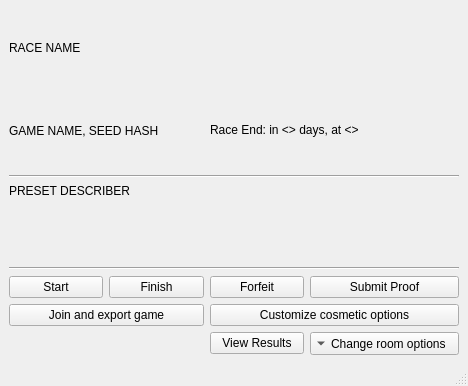
This is randovania/gui/ui_files/async_race_room_window.ui in randovania/randovania as Qt 5 draws it before an edit. The edited form follows.
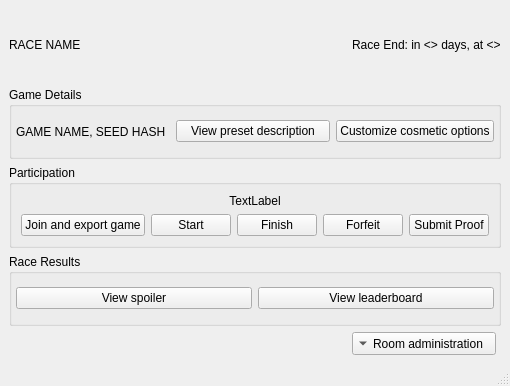
This is the edited form.

Commit message: Reorgnize the UI and race status

```diff
--- a/randovania/gui/ui_files/async_race_room_window.ui
+++ b/randovania/gui/ui_files/async_race_room_window.ui
@@ -15,129 +15,164 @@
   </property>
   <widget class="QWidget" name="centralwidget">
    <layout class="QGridLayout" name="gridLayout">
-    <item row="0" column="0" colspan="2">
-     <widget class="QLabel" name="name_label">
-      <property name="text">
-       <string>RACE NAME</string>
+    <item row="3" column="0" colspan="2">
+     <widget class="QGroupBox" name="game_details_group">
+      <property name="title">
+       <string>Game Details</string>
       </property>
-     </widget>
-    </item>
-    <item row="1" column="2" colspan="2">
-     <widget class="QLabel" name="start_end_date_label">
-      <property name="text">
-       <string>Race End: in &lt;&gt; days, at &lt;&gt;</string>
-      </property>
-     </widget>
-    </item>
-    <item row="2" column="0" colspan="4">
-     <widget class="Line" name="layout_description_line">
-      <property name="orientation">
-       <enum>Qt::Orientation::Horizontal</enum>
-      </property>
-     </widget>
-    </item>
-    <item row="6" column="0" colspan="2">
-     <widget class="QPushButton" name="join_and_export_button">
-      <property name="text">
-       <string>Join and export game</string>
-      </property>
-     </widget>
-    </item>
-    <item row="6" column="2" colspan="2">
-     <widget class="QPushButton" name="customize_cosmetic_button">
-      <property name="text">
-       <string>Customize cosmetic options</string>
-      </property>
-     </widget>
-    </item>
-    <item row="1" column="0" colspan="2">
+      <layout class="QHBoxLayout" name="game_details_layout">
+       <property name="leftMargin">
+        <number>4</number>
+       </property>
+       <property name="topMargin">
+        <number>4</number>
+       </property>
+       <property name="rightMargin">
+        <number>4</number>
+       </property>
+       <property name="bottomMargin">
+        <number>4</number>
+       </property>
+       <item>
      <widget class="QLabel" name="game_details_label">
       <property name="text">
        <string>GAME NAME, SEED HASH</string>
       </property>
      </widget>
     </item>
-    <item row="4" column="0" colspan="4">
-     <widget class="Line" name="line_2">
-      <property name="orientation">
-       <enum>Qt::Orientation::Horizontal</enum>
+       <item>
+        <widget class="QPushButton" name="view_preset_description_button">
+         <property name="text">
+          <string>View preset description</string>
       </property>
      </widget>
     </item>
-    <item row="3" column="0" colspan="2">
-     <widget class="QLabel" name="layout_description_left_label">
+       <item>
+        <widget class="QPushButton" name="customize_cosmetic_button">
       <property name="text">
-       <string>PRESET DESCRIBER</string>
-      </property>
-      <property name="alignment">
-       <set>Qt::AlignmentFlag::AlignLeading|Qt::AlignmentFlag::AlignLeft|Qt::AlignmentFlag::AlignTop</set>
-      </property>
-      <property name="wordWrap">
-       <bool>true</bool>
-      </property>
-     </widget>
-    </item>
-    <item row="3" column="2" colspan="2">
-     <widget class="QLabel" name="layout_description_right_label">
-      <property name="text">
-       <string/>
-      </property>
-      <property name="alignment">
-       <set>Qt::AlignmentFlag::AlignLeading|Qt::AlignmentFlag::AlignLeft|Qt::AlignmentFlag::AlignTop</set>
-      </property>
-      <property name="wordWrap">
-       <bool>true</bool>
-      </property>
+          <string>Customize cosmetic options</string>
+         </property>
+        </widget>
+       </item>
+      </layout>
      </widget>
     </item>
-    <item row="7" column="3">
-     <widget class="QToolButton" name="change_options_button">
+    <item row="4" column="0" colspan="2">
+     <widget class="QGroupBox" name="participation_group">
+      <property name="title">
+       <string>Participation</string>
+      </property>
+      <layout class="QGridLayout" name="gridLayout_2">
+       <item row="1" column="0">
+        <widget class="QPushButton" name="join_and_export_button">
       <property name="text">
-       <string>Change room options</string>
-      </property>
-      <property name="popupMode">
-       <enum>QToolButton::ToolButtonPopupMode::InstantPopup</enum>
-      </property>
-      <property name="toolButtonStyle">
-       <enum>Qt::ToolButtonStyle::ToolButtonTextBesideIcon</enum>
-      </property>
-      <property name="arrowType">
-       <enum>Qt::ArrowType::DownArrow</enum>
-      </property>
-     </widget>
-    </item>
-    <item row="5" column="0">
+          <string>Join and export game</string>
+         </property>
+        </widget>
+       </item>
+       <item row="1" column="1">
      <widget class="QPushButton" name="start_button">
       <property name="text">
        <string>Start</string>
       </property>
      </widget>
     </item>
-    <item row="5" column="1">
+       <item row="1" column="2">
      <widget class="QPushButton" name="finish_button">
       <property name="text">
        <string>Finish</string>
       </property>
      </widget>
     </item>
-    <item row="5" column="2">
+       <item row="1" column="3">
      <widget class="QPushButton" name="forfeit_button">
       <property name="text">
        <string>Forfeit</string>
       </property>
      </widget>
     </item>
-    <item row="5" column="3">
+       <item row="1" column="4">
      <widget class="QPushButton" name="submit_proof_button">
       <property name="text">
        <string>Submit Proof</string>
       </property>
      </widget>
     </item>
-    <item row="7" column="2">
-     <widget class="QPushButton" name="view_results_button">
+       <item row="0" column="0" colspan="5">
+        <widget class="QLabel" name="participation_label">
       <property name="text">
-       <string>View Results</string>
+          <string>TextLabel</string>
+         </property>
+         <property name="alignment">
+          <set>Qt::AlignmentFlag::AlignCenter</set>
+         </property>
+        </widget>
+       </item>
+      </layout>
+     </widget>
+    </item>
+    <item row="0" column="0">
+     <widget class="QLabel" name="name_label">
+      <property name="text">
+       <string>RACE NAME</string>
+      </property>
+     </widget>
+    </item>
+    <item row="0" column="1">
+     <widget class="QLabel" name="start_end_date_label">
+      <property name="text">
+       <string>Race End: in &lt;&gt; days, at &lt;&gt;</string>
+      </property>
+     </widget>
+    </item>
+    <item row="5" column="0" colspan="2">
+     <widget class="QGroupBox" name="results_group">
+      <property name="title">
+       <string>Race Results</string>
+      </property>
+      <layout class="QHBoxLayout" name="results_layout">
+       <property name="leftMargin">
+        <number>4</number>
+       </property>
+       <property name="topMargin">
+        <number>4</number>
+       </property>
+       <property name="rightMargin">
+        <number>4</number>
+       </property>
+       <property name="bottomMargin">
+        <number>4</number>
+       </property>
+       <item>
+        <widget class="QPushButton" name="view_spoiler_button">
+         <property name="text">
+          <string>View spoiler</string>
+         </property>
+        </widget>
+       </item>
+       <item>
+        <widget class="QPushButton" name="view_leaderboard_button">
+         <property name="text">
+          <string>View leaderboard</string>
+         </property>
+        </widget>
+       </item>
+      </layout>
+     </widget>
+    </item>
+    <item row="6" column="1">
+     <widget class="QToolButton" name="administration_button">
+      <property name="text">
+       <string>Room administration</string>
+      </property>
+      <property name="popupMode">
+       <enum>QToolButton::ToolButtonPopupMode::InstantPopup</enum>
+      </property>
+      <property name="toolButtonStyle">
+       <enum>Qt::ToolButtonStyle::ToolButtonTextBesideIcon</enum>
+      </property>
+      <property name="arrowType">
+       <enum>Qt::ArrowType::DownArrow</enum>
       </property>
      </widget>
     </item>
```
Lines whose indentation alone changed are shown as unchanged. The commit also changes 5 other files.
